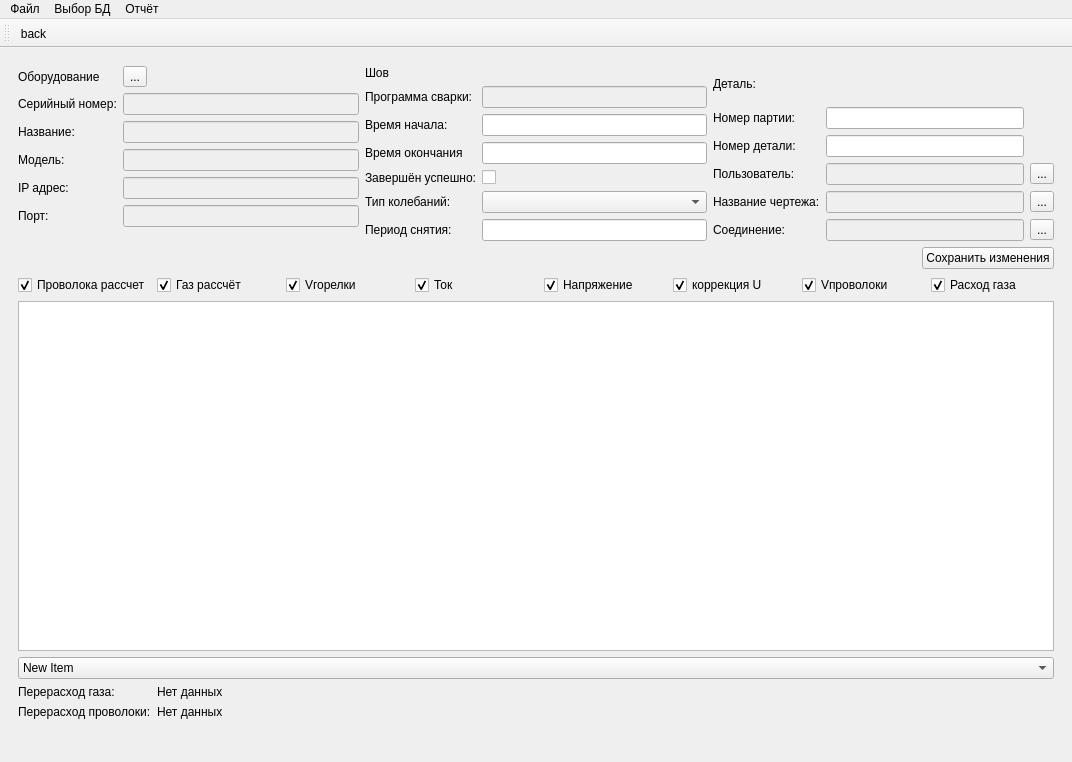
Ilaygor/irsDB, file venv/irsDB/base.ui: the form before one commit.
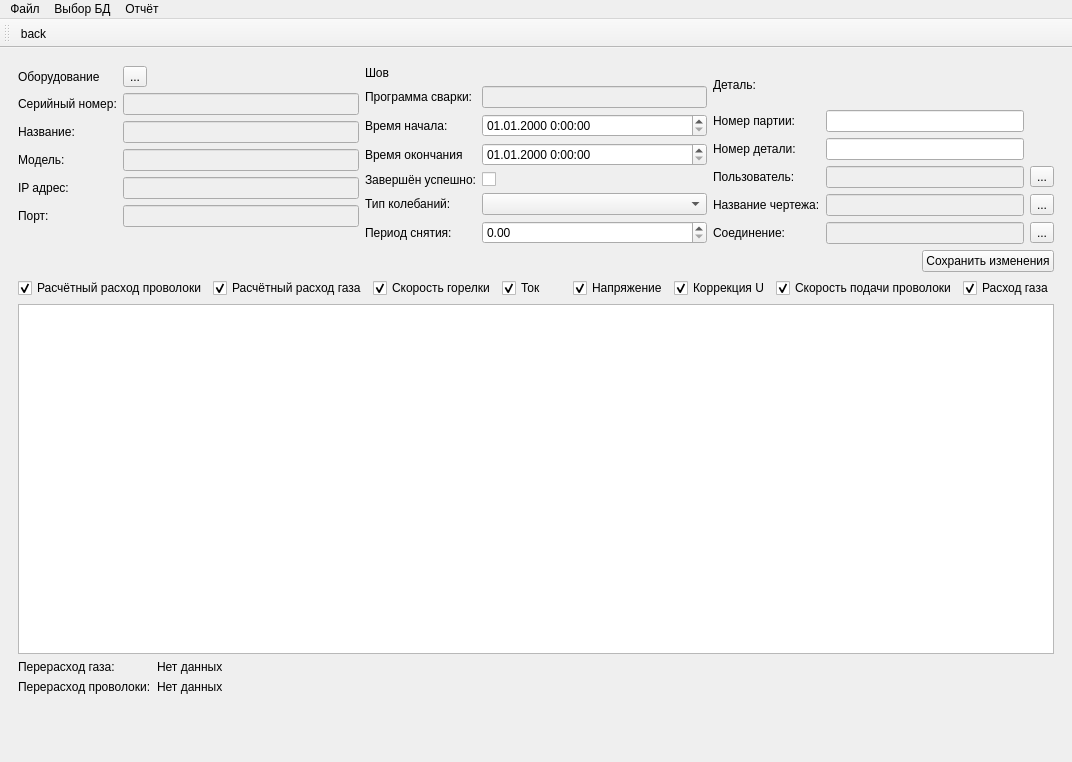
The form after the commit. The open tabs and pages were chosen to show the change. Icons and pictures are not drawn. Custom widgets are drawn as their Qt base class.

Patch:
```diff
--- a/venv/irsDB/base.ui
+++ b/venv/irsDB/base.ui
@@ -195,9 +195,6 @@
               </property>
              </widget>
             </item>
-            <item row="6" column="1">
-             <widget class="QLineEdit" name="lineEdit_9"/>
-            </item>
             <item row="4" column="1">
              <widget class="QCheckBox" name="endStatus">
               <property name="enabled">
@@ -208,14 +205,47 @@
               </property>
              </widget>
             </item>
-            <item row="3" column="1">
-             <widget class="QLineEdit" name="endTime"/>
-            </item>
-            <item row="2" column="1">
-             <widget class="QLineEdit" name="startTime"/>
-            </item>
             <item row="5" column="1">
-             <widget class="QComboBox" name="comboBox_2"/>
+             <widget class="QComboBox" name="oscType"/>
+            </item>
+            <item row="2" column="1">
+             <widget class="QDateTimeEdit" name="startTime">
+              <property name="displayFormat">
+               <string>dd.MM.yyyy H:mm:ss</string>
+              </property>
+             </widget>
+            </item>
+            <item row="3" column="1">
+             <widget class="QDateTimeEdit" name="endTime">
+              <property name="wrapping">
+               <bool>false</bool>
+              </property>
+              <property name="buttonSymbols">
+               <enum>QAbstractSpinBox::UpDownArrows</enum>
+              </property>
+              <property name="showGroupSeparator" stdset="0">
+               <bool>false</bool>
+              </property>
+              <property name="dateTime">
+               <datetime>
+                <hour>0</hour>
+                <minute>0</minute>
+                <second>0</second>
+                <year>2000</year>
+                <month>1</month>
+                <day>1</day>
+               </datetime>
+              </property>
+              <property name="displayFormat">
+               <string>dd.MM.yyyy H:mm:ss</string>
+              </property>
+              <property name="calendarPopup">
+               <bool>false</bool>
+              </property>
+             </widget>
+            </item>
+            <item row="6" column="1">
+             <widget class="QDoubleSpinBox" name="seamPeriod"/>
             </item>
            </layout>
           </item>
@@ -347,7 +377,7 @@
           <item>
            <widget class="QCheckBox" name="wireCCchb">
             <property name="text">
-             <string>Проволока рассчет</string>
+             <string>Расчётный расход проволоки</string>
             </property>
             <property name="checked">
              <bool>true</bool>
@@ -357,7 +387,7 @@
           <item>
            <widget class="QCheckBox" name="gasCCchb">
             <property name="text">
-             <string>Газ рассчёт</string>
+             <string>Расчётный расход газа</string>
             </property>
             <property name="checked">
              <bool>true</bool>
@@ -367,7 +397,7 @@
           <item>
            <widget class="QCheckBox" name="torchSpeedchb">
             <property name="text">
-             <string>Vгорелки</string>
+             <string>Скорость горелки</string>
             </property>
             <property name="checked">
              <bool>true</bool>
@@ -397,7 +427,7 @@
           <item>
            <widget class="QCheckBox" name="voltageCorrectionchb">
             <property name="text">
-             <string>коррекция U</string>
+             <string>Коррекция U</string>
             </property>
             <property name="checked">
              <bool>true</bool>
@@ -407,7 +437,7 @@
           <item>
            <widget class="QCheckBox" name="wireSpeedchb">
             <property name="text">
-             <string>Vпроволоки</string>
+             <string>Скорость подачи проволоки</string>
             </property>
             <property name="checked">
              <bool>true</bool>
@@ -436,20 +466,6 @@
           </property>
          </widget>
         </item>
-        <item>
-         <widget class="QComboBox" name="comboBox">
-          <item>
-           <property name="text">
-            <string>New Item</string>
-           </property>
-          </item>
-          <item>
-           <property name="text">
-            <string>2</string>
-           </property>
-          </item>
-         </widget>
-        </item>
         <item>
          <layout class="QFormLayout" name="formLayout">
           <item row="0" column="0">
```
Left out of the diff: 22 changed lines with no effect on the pictures.
